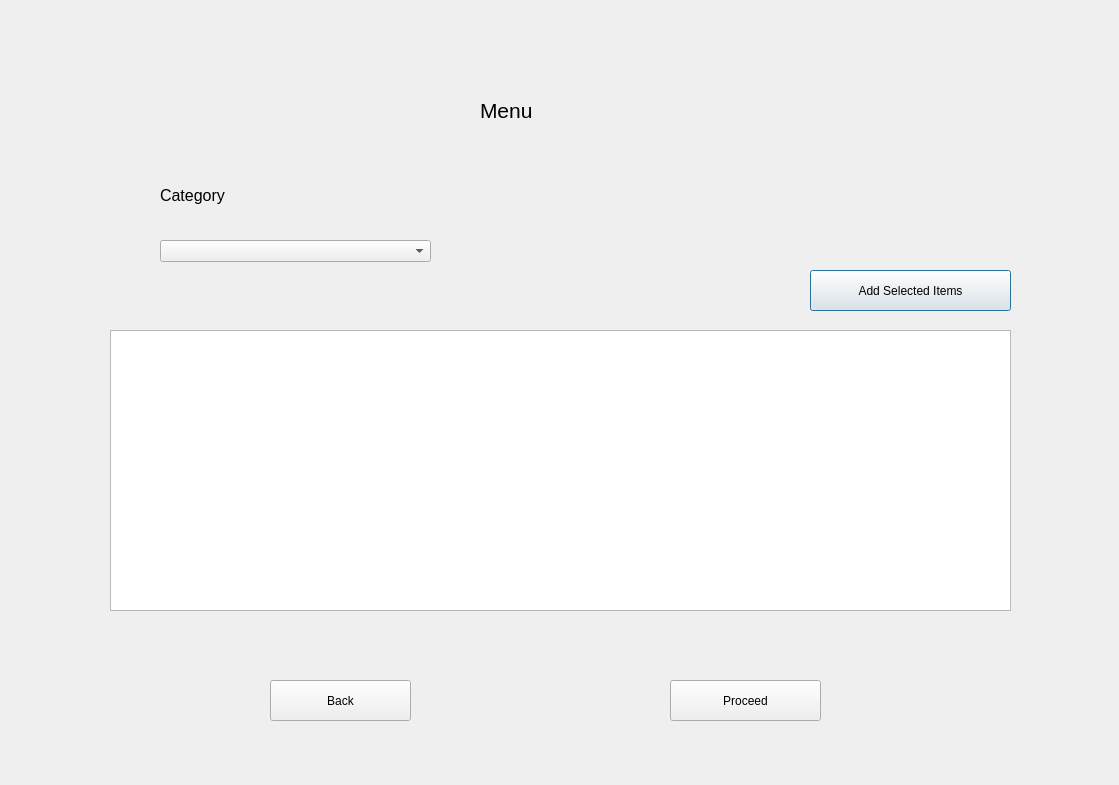
This is Project/Python Files/UIFiles/Menu.ui in Parth-05/DATA-225-Final-Project as Qt 5 draws it before an edit. The edited form follows.
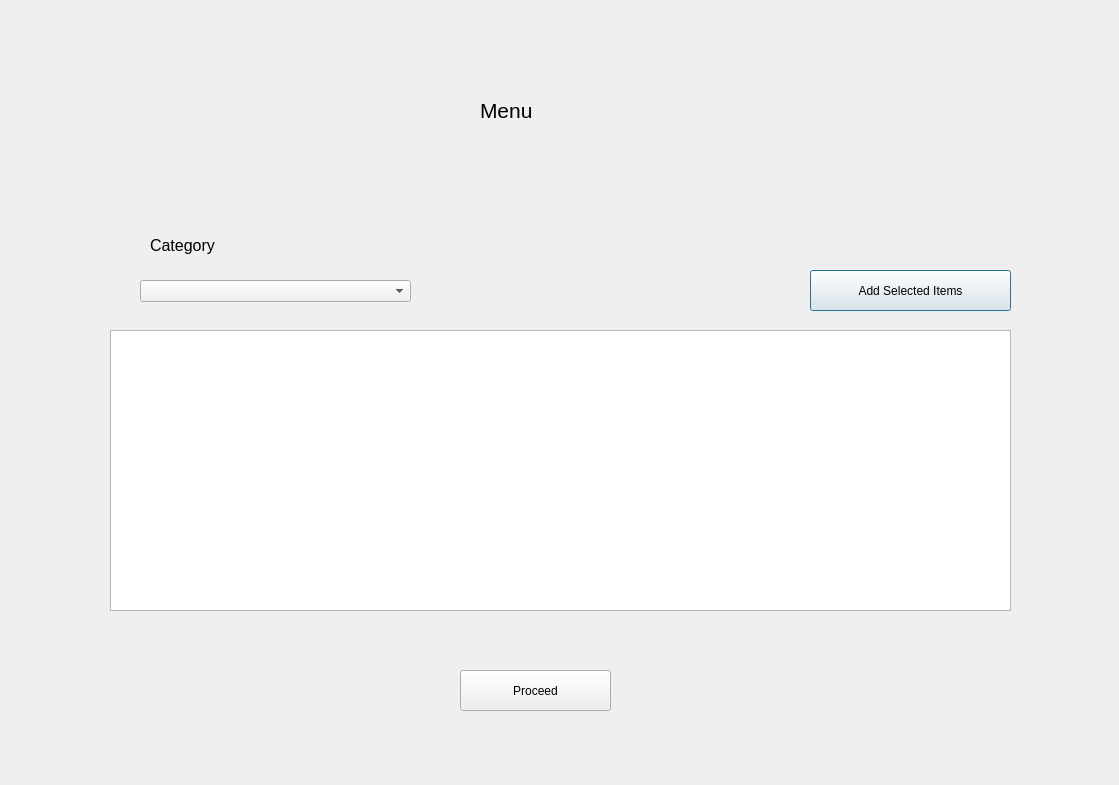
This is the edited form.

The edit to the form file:
```diff
--- a/Project/Python Files/UIFiles/Menu.ui
+++ b/Project/Python Files/UIFiles/Menu.ui
@@ -16,8 +16,8 @@
   <widget class="QComboBox" name="categoryFilter">
    <property name="geometry">
     <rect>
-     <x>160</x>
-     <y>240</y>
+     <x>140</x>
+     <y>280</y>
      <width>271</width>
      <height>22</height>
     </rect>
@@ -26,8 +26,8 @@
   <widget class="QLabel" name="label">
    <property name="geometry">
     <rect>
-     <x>160</x>
-     <y>180</y>
+     <x>150</x>
+     <y>230</y>
      <width>141</width>
      <height>31</height>
     </rect>
@@ -85,24 +85,11 @@
     <string>Add Selected Items</string>
    </property>
   </widget>
-  <widget class="QPushButton" name="backBtn">
-   <property name="geometry">
-    <rect>
-     <x>270</x>
-     <y>680</y>
-     <width>141</width>
-     <height>41</height>
-    </rect>
-   </property>
-   <property name="text">
-    <string>Back</string>
-   </property>
-  </widget>
   <widget class="QPushButton" name="proceedBtn">
    <property name="geometry">
     <rect>
-     <x>670</x>
-     <y>680</y>
+     <x>460</x>
+     <y>670</y>
      <width>151</width>
      <height>41</height>
     </rect>
```
